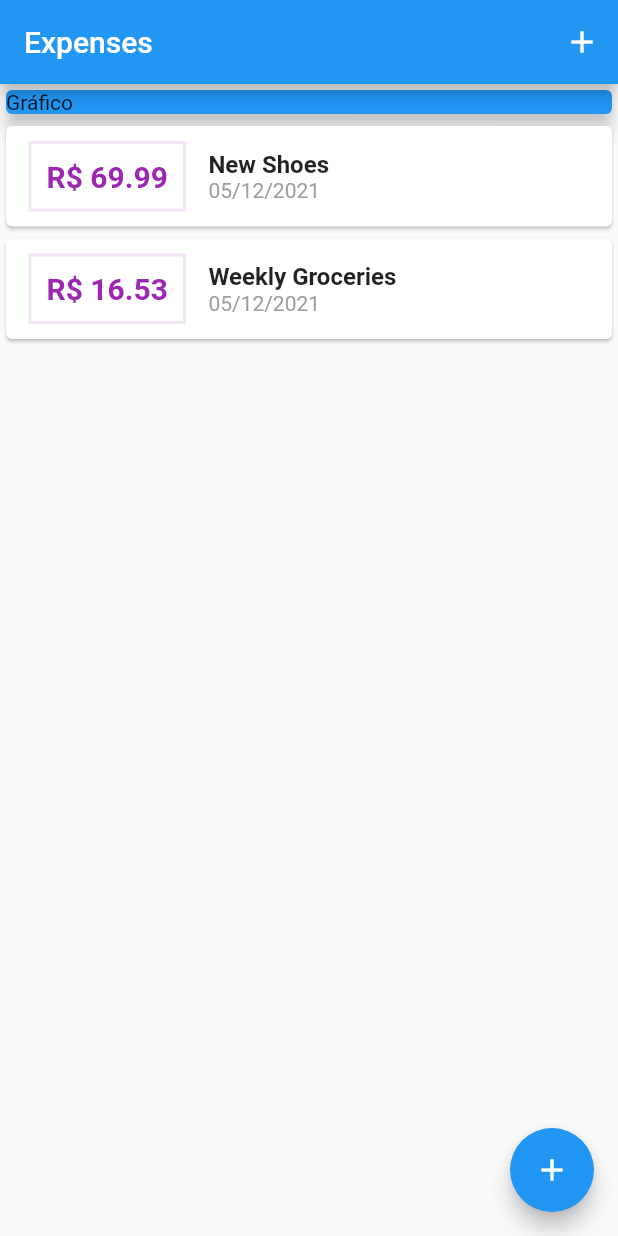
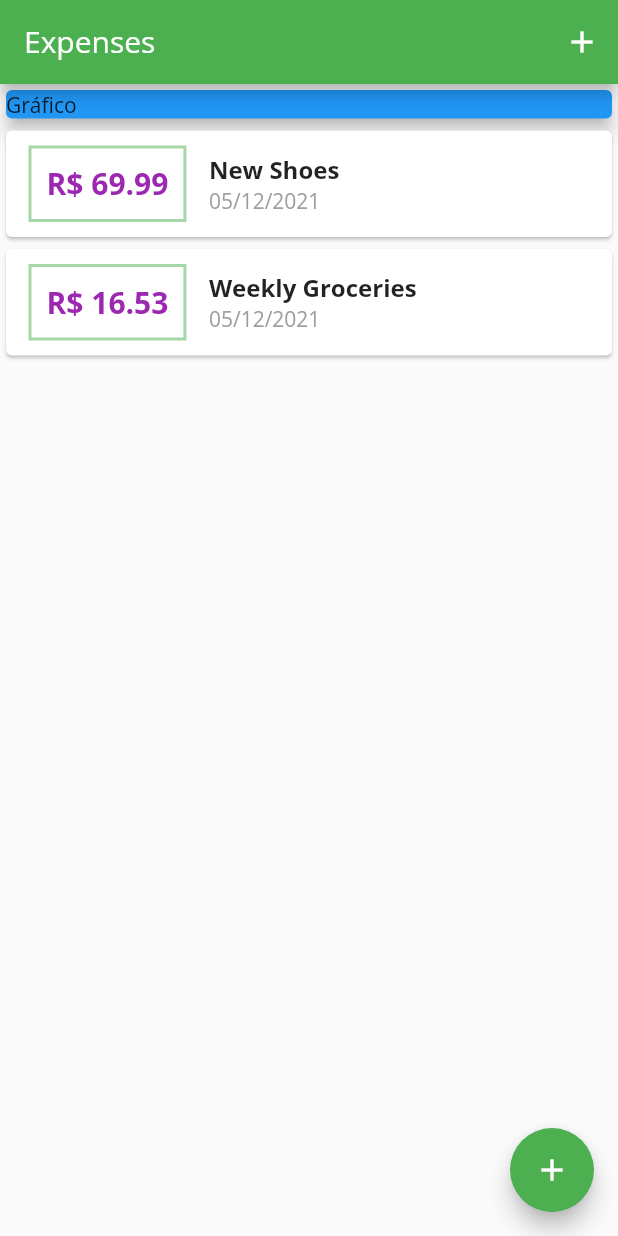
Before and after one commit to EduardoRenz/flutter-expenses, a Flutter app: the screen it shows after launch, on a phone screen of 412 x 824 dp. Run offline on Flutter 3.47's test engine with Material 2 defaults, Android fonts, the phone set to English and light mode, and no system bars.

Commit message:
Added new fonts

```diff
--- a/lib/components/transaction_list.dart
+++ b/lib/components/transaction_list.dart
@@ -25,7 +25,7 @@ class TransactionList extends StatelessWidget {
                 ),
                 decoration: BoxDecoration(
                   border: Border.all(
-                    color: Colors.purple.shade50,
+                    color: Theme.of(context).primaryColor.withOpacity(0.5),
                     width: 2,
                   ),
                 ),
--- a/lib/main.dart
+++ b/lib/main.dart
@@ -11,8 +11,12 @@ class ExpensesApp extends StatelessWidget {
   @override
   Widget build(BuildContext context) {
     return MaterialApp(
-      home: HomePage(),
-    );
+        home: HomePage(),
+        theme: ThemeData(
+          primarySwatch: Colors.green,
+          //accentColor: Colors.amber,
+          fontFamily: 'OpenSans',
+        ));
   }
 }
 
@@ -48,6 +52,8 @@ class _HomePageState extends State<HomePage> {
     setState(() {
       _transactions.add(newTransaction);
     });
+
+    Navigator.of(context).pop();
   }
 
   _showTransactionFormModal(BuildContext context) {
```
Also changed, not shown: pubspec.yaml (+12 -12 lines), assets/fonts/OpenSans-Bold.ttf (added), assets/fonts/OpenSans-BoldItalic.ttf (added), assets/fonts/OpenSans-ExtraBold.ttf (added), assets/fonts/OpenSans-ExtraBoldItalic.ttf (added), assets/fonts/OpenSans-Italic.ttf (added), assets/fonts/OpenSans-Light.ttf (added), assets/fonts/OpenSans-LightItalic.ttf (added), assets/fonts/OpenSans-Medium.ttf (added), assets/fonts/OpenSans-MediumItalic.ttf (added), assets/fonts/OpenSans-Regular.ttf (added), assets/fonts/OpenSans-SemiBold.ttf (added), assets/fonts/OpenSans-SemiBoldItalic.ttf (added), assets/fonts/Quicksand-Bold.ttf (added), 4 more files.
